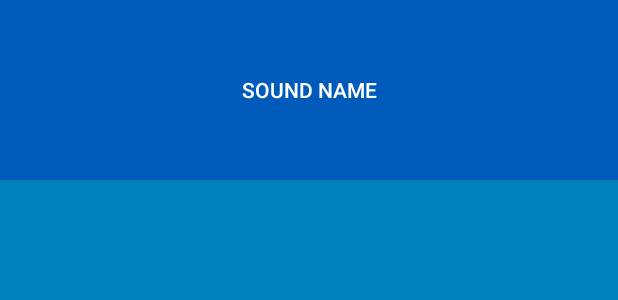
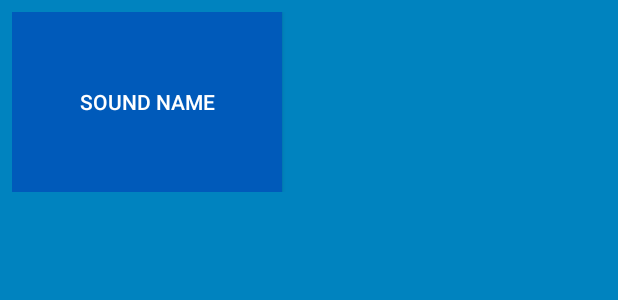
Before and after one commit to rakdav/BeetBox, an Android app: the layout list_item_sound.xml on its own in the app's theme, with its tools: preview values and no code run, on a phone screen of 412 x 824 dp. Shown: the top 300 px of the screen. Run offline under Robolectric (Android 15) with nearby library versions, the phone set to English and light mode, and no system bars.

Commit message:
11.04.2023_1

```diff
--- a/app/src/main/res/layout/list_item_sound.xml
+++ b/app/src/main/res/layout/list_item_sound.xml
@@ -7,12 +7,19 @@
             name="viewModel"
             type="com.example.beetbox.SoundViewModel" />
     </data>
+    <FrameLayout
+        android:layout_width="match_parent"
+        android:layout_height="wrap_content"
+        android:layout_margin="8dp">
         <Button
             style="@style/BeatBoxButton"
-        android:layout_width="match_parent"
+            android:layout_width="180dp"
             android:layout_height="120dp"
+            android:gravity="center"
             tools:text="Sound name"
             android:onClick="@{()->viewModel.onButtonClicked()}"
             android:text="@{viewModel.title}"
             />
+    </FrameLayout>
+
 </layout>
```
Lines whose indentation alone changed are shown as unchanged.
